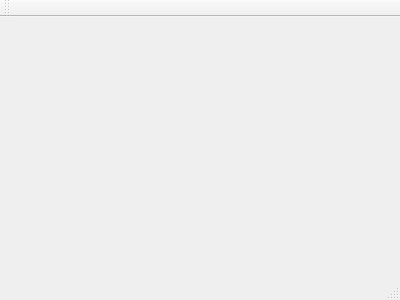
First picture: the form in mainwindow.ui, repository wangpengcheng/QtPrinterTest, before the edit.
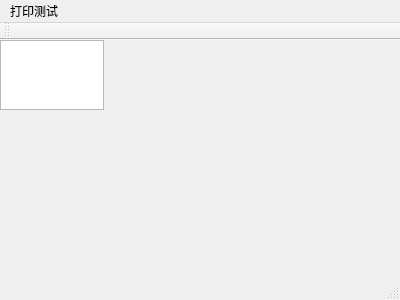
Second picture: the form after the edit.

Commit message: 创建了QT文件，利用C++实现静默打印

```diff
--- a/mainwindow.ui
+++ b/mainwindow.ui
@@ -12,13 +12,45 @@
   <property name="windowTitle" >
    <string>MainWindow</string>
   </property>
-  <widget class="QMenuBar" name="menuBar" />
-  <widget class="QToolBar" name="mainToolBar" />
-  <widget class="QWidget" name="centralWidget" />
-  <widget class="QStatusBar" name="statusBar" />
+  <widget class="QWidget" name="centralWidget">
+   <widget class="QTextEdit" name="textEdit">
+    <property name="geometry">
+     <rect>
+      <x>0</x>
+      <y>0</y>
+      <width>104</width>
+      <height>70</height>
+     </rect>
+    </property>
+   </widget>
+  </widget>
+  <widget class="QMenuBar" name="menuBar">
+   <property name="geometry">
+    <rect>
+     <x>0</x>
+     <y>0</y>
+     <width>400</width>
+     <height>22</height>
+    </rect>
+   </property>
+   <widget class="QMenu" name="menu">
+    <property name="title">
+     <string>打印测试</string>
+    </property>
+   </widget>
+   <addaction name="menu"/>
+  </widget>
+  <widget class="QToolBar" name="mainToolBar">
+   <attribute name="toolBarArea">
+    <enum>TopToolBarArea</enum>
+   </attribute>
+   <attribute name="toolBarBreak">
+    <bool>false</bool>
+   </attribute>
+  </widget>
+  <widget class="QStatusBar" name="statusBar"/>
  </widget>
- <layoutDefault spacing="6" margin="11" />
- <pixmapfunction></pixmapfunction>
+ <layoutdefault spacing="6" margin="11"/>
  <resources/>
  <connections/>
 </ui>
```
Left out of the diff: 7 changed lines with no effect on the pictures. The commit also changes 7 other files.
